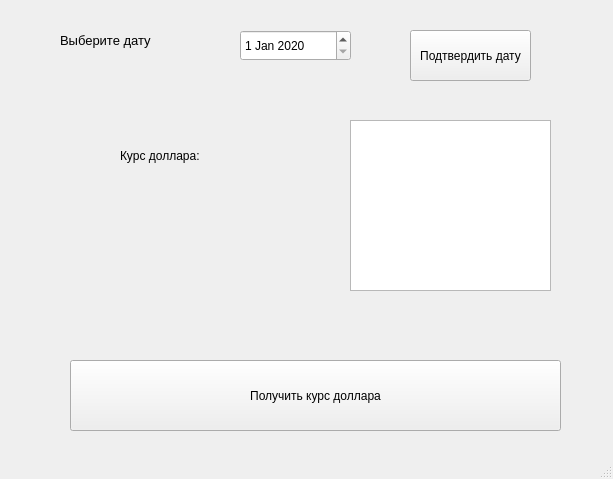
Old version of the form mainwindow.ui in the repository vladislav3112/currency-rate-analyse.
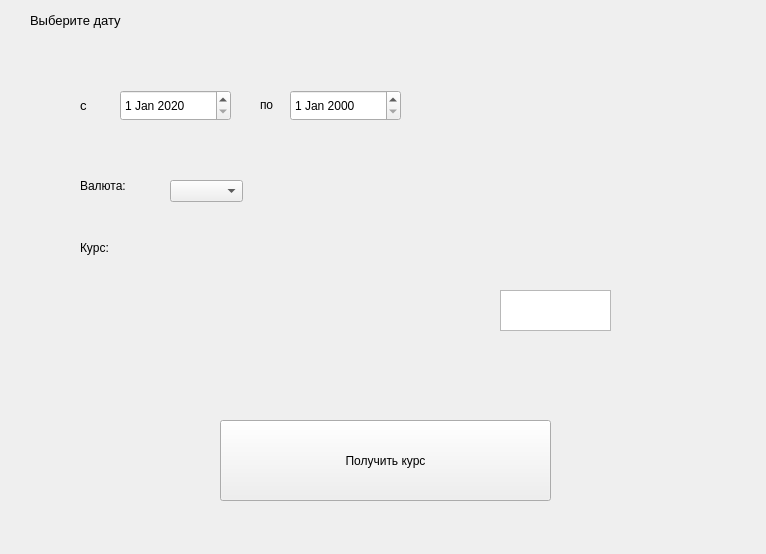
New version of the form.

```diff
--- a/mainwindow.ui
+++ b/mainwindow.ui
@@ -6,45 +6,32 @@
    <rect>
     <x>0</x>
     <y>0</y>
-    <width>613</width>
-    <height>479</height>
+    <width>766</width>
+    <height>554</height>
    </rect>
   </property>
   <property name="windowTitle">
    <string>MainWindow</string>
   </property>
   <widget class="QWidget" name="centralwidget">
-   <widget class="QPushButton" name="pushButton">
-    <property name="geometry">
-     <rect>
-      <x>70</x>
-      <y>360</y>
-      <width>491</width>
-      <height>71</height>
-     </rect>
-    </property>
-    <property name="text">
-     <string>Получить курс доллара</string>
-    </property>
-   </widget>
    <widget class="QLabel" name="label">
     <property name="geometry">
      <rect>
-      <x>120</x>
-      <y>130</y>
-      <width>131</width>
-      <height>51</height>
+      <x>80</x>
+      <y>240</y>
+      <width>31</width>
+      <height>16</height>
      </rect>
     </property>
     <property name="text">
-     <string>Курс доллара:</string>
+     <string>Курс:</string>
     </property>
    </widget>
    <widget class="QLabel" name="dollar_rate">
     <property name="geometry">
      <rect>
       <x>210</x>
-      <y>90</y>
+      <y>80</y>
       <width>71</width>
       <height>31</height>
      </rect>
@@ -56,20 +43,20 @@
    <widget class="QTextEdit" name="textEdit">
     <property name="geometry">
      <rect>
-      <x>350</x>
-      <y>120</y>
-      <width>201</width>
-      <height>171</height>
+      <x>500</x>
+      <y>290</y>
+      <width>111</width>
+      <height>41</height>
      </rect>
     </property>
    </widget>
    <widget class="QLabel" name="label_2">
     <property name="geometry">
      <rect>
-      <x>60</x>
-      <y>20</y>
-      <width>121</width>
-      <height>41</height>
+      <x>30</x>
+      <y>10</y>
+      <width>115</width>
+      <height>21</height>
      </rect>
     </property>
     <property name="text">
@@ -79,8 +66,8 @@
    <widget class="QDateEdit" name="dateEdit">
     <property name="geometry">
      <rect>
-      <x>240</x>
-      <y>30</y>
+      <x>120</x>
+      <y>90</y>
       <width>111</width>
       <height>31</height>
      </rect>
@@ -113,10 +100,10 @@
    <widget class="QLabel" name="label_3">
     <property name="geometry">
      <rect>
-      <x>250</x>
-      <y>150</y>
-      <width>55</width>
-      <height>16</height>
+      <x>220</x>
+      <y>240</y>
+      <width>81</width>
+      <height>41</height>
      </rect>
     </property>
     <property name="text">
@@ -126,28 +113,99 @@
    <widget class="QPushButton" name="Button_confirm">
     <property name="geometry">
      <rect>
-      <x>410</x>
-      <y>30</y>
-      <width>121</width>
+      <x>220</x>
+      <y>420</y>
+      <width>331</width>
+      <height>81</height>
+     </rect>
+    </property>
+    <property name="text">
+     <string>Получить курс</string>
+    </property>
+   </widget>
+   <widget class="QLabel" name="label_4">
+    <property name="geometry">
+     <rect>
+      <x>80</x>
+      <y>90</y>
+      <width>21</width>
+      <height>31</height>
+     </rect>
+    </property>
+    <property name="text">
+     <string>&lt;html&gt;&lt;head/&gt;&lt;body&gt;&lt;p&gt;&lt;span style=&quot; font-size:10pt;&quot;&gt;c&lt;/span&gt;&lt;/p&gt;&lt;/body&gt;&lt;/html&gt;</string>
+    </property>
+   </widget>
+   <widget class="QLabel" name="label_5">
+    <property name="geometry">
+     <rect>
+      <x>260</x>
+      <y>90</y>
+      <width>21</width>
+      <height>31</height>
+     </rect>
+    </property>
+    <property name="text">
+     <string>&lt;html&gt;&lt;head/&gt;&lt;body&gt;&lt;p&gt;по&lt;/p&gt;&lt;/body&gt;&lt;/html&gt;</string>
+    </property>
+   </widget>
+   <widget class="QDateEdit" name="dateEdit_2">
+    <property name="geometry">
+     <rect>
+      <x>290</x>
+      <y>90</y>
+      <width>111</width>
+      <height>31</height>
+     </rect>
+    </property>
+    <property name="maximumDate">
+     <date>
+      <year>2020</year>
+      <month>12</month>
+      <day>31</day>
+     </date>
+    </property>
+    <property name="minimumDate">
+     <date>
+      <year>2000</year>
+      <month>1</month>
+      <day>1</day>
+     </date>
+    </property>
+   </widget>
+   <widget class="QLabel" name="label_3">
+    <property name="geometry">
+     <rect>
+      <x>80</x>
+      <y>160</y>
+      <width>61</width>
       <height>51</height>
      </rect>
     </property>
+    <property name="minimumSize">
+     <size>
+      <width>61</width>
+      <height>51</height>
+     </size>
+    </property>
     <property name="text">
-     <string>Подтвердить дату</string>
+     <string>Валюта:</string>
     </property>
    </widget>
+   <widget class="QComboBox" name="comboBox">
+    <property name="geometry">
+     <rect>
+      <x>170</x>
+      <y>180</y>
+      <width>73</width>
+      <height>22</height>
+     </rect>
+    </property>
+    <property name="currentText">
+     <string/>
+    </property>
+   </widget>
   </widget>
-  <widget class="QMenuBar" name="menubar">
-   <property name="geometry">
-    <rect>
-     <x>0</x>
-     <y>0</y>
-     <width>613</width>
-     <height>26</height>
-    </rect>
-   </property>
-  </widget>
-  <widget class="QStatusBar" name="statusbar"/>
  </widget>
  <resources/>
  <connections/>
```
Left out of the diff: 2 changed lines with no effect on the pictures.
